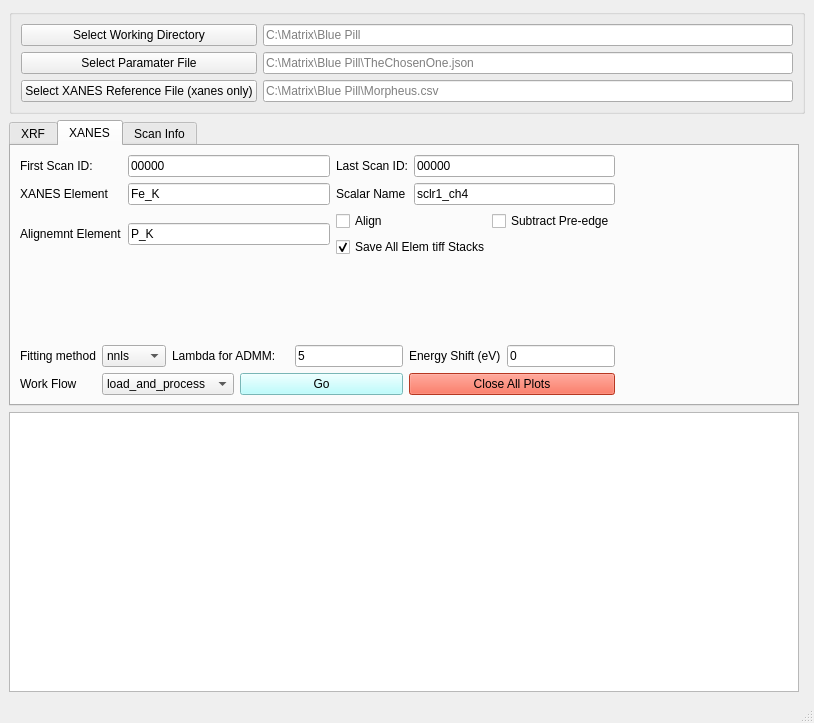
Old version of the form Analysis/xrf_xanes_gui_debug.ui in the repository pattammattel/HXN_GUI.
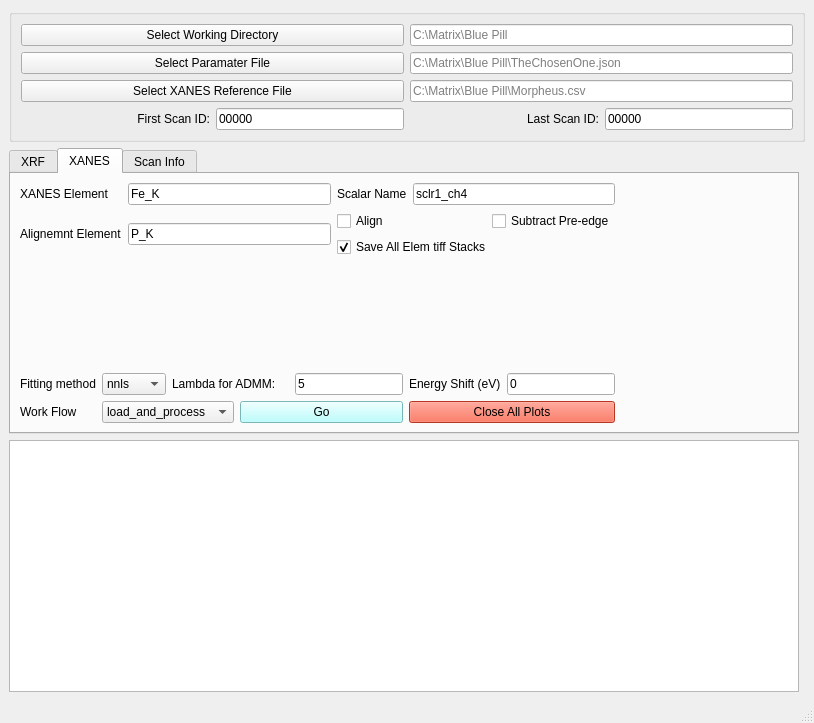
New version of the form. The open tabs and pages were chosen to show the change.

```diff
--- a/Analysis/xrf_xanes_gui_debug.ui
+++ b/Analysis/xrf_xanes_gui_debug.ui
@@ -15,6 +15,9 @@
    <string>MainWindow</string>
   </property>
   <widget class="QWidget" name="centralwidget">
+   <property name="styleSheet">
+    <string notr="true">font: 12pt &quot;Segoe UI&quot;;</string>
+   </property>
    <layout class="QGridLayout" name="gridLayout_14">
     <item row="0" column="0" colspan="2">
      <widget class="QGroupBox" name="groupBox">
@@ -25,7 +28,7 @@
        </sizepolicy>
       </property>
       <property name="styleSheet">
-       <string notr="true">font: 10pt &quot;MS Shell Dlg 2&quot;;</string>
+       <string notr="true"/>
       </property>
       <property name="title">
        <string/>
@@ -36,7 +39,7 @@
          <item row="2" column="1">
           <widget class="QLineEdit" name="le_ref">
            <property name="sizePolicy">
-            <sizepolicy hsizetype="MinimumExpanding" vsizetype="Fixed">
+            <sizepolicy hsizetype="Preferred" vsizetype="Fixed">
              <horstretch>0</horstretch>
              <verstretch>0</verstretch>
             </sizepolicy>
@@ -49,7 +52,7 @@
          <item row="0" column="1">
           <widget class="QLineEdit" name="le_wd">
            <property name="sizePolicy">
-            <sizepolicy hsizetype="MinimumExpanding" vsizetype="Fixed">
+            <sizepolicy hsizetype="Preferred" vsizetype="Fixed">
              <horstretch>0</horstretch>
              <verstretch>0</verstretch>
             </sizepolicy>
@@ -64,7 +67,7 @@
            <item row="0" column="0">
             <widget class="QPushButton" name="pb_wd">
              <property name="sizePolicy">
-              <sizepolicy hsizetype="Minimum" vsizetype="Minimum">
+              <sizepolicy hsizetype="Preferred" vsizetype="Minimum">
                <horstretch>0</horstretch>
                <verstretch>0</verstretch>
               </sizepolicy>
@@ -77,7 +80,7 @@
            <item row="1" column="0">
             <widget class="QPushButton" name="pb_param">
              <property name="sizePolicy">
-              <sizepolicy hsizetype="Minimum" vsizetype="Minimum">
+              <sizepolicy hsizetype="Preferred" vsizetype="Minimum">
                <horstretch>0</horstretch>
                <verstretch>0</verstretch>
               </sizepolicy>
@@ -90,13 +93,13 @@
            <item row="2" column="0">
             <widget class="QPushButton" name="pb_ref">
              <property name="sizePolicy">
-              <sizepolicy hsizetype="Minimum" vsizetype="Minimum">
+              <sizepolicy hsizetype="Preferred" vsizetype="Minimum">
                <horstretch>0</horstretch>
                <verstretch>0</verstretch>
               </sizepolicy>
              </property>
              <property name="text">
-              <string>Select XANES Reference File (xanes only)</string>
+              <string>Select XANES Reference File</string>
              </property>
             </widget>
            </item>
@@ -105,7 +108,7 @@
          <item row="1" column="1">
           <widget class="QLineEdit" name="le_param">
            <property name="sizePolicy">
-            <sizepolicy hsizetype="MinimumExpanding" vsizetype="Fixed">
+            <sizepolicy hsizetype="Preferred" vsizetype="Fixed">
              <horstretch>0</horstretch>
              <verstretch>0</verstretch>
             </sizepolicy>
@@ -117,6 +120,62 @@
          </item>
         </layout>
        </item>
+       <item row="1" column="0">
+        <layout class="QHBoxLayout" name="horizontalLayout">
+         <item>
+          <widget class="QLabel" name="label">
+           <property name="text">
+            <string>First Scan ID:</string>
+           </property>
+           <property name="alignment">
+            <set>Qt::AlignRight|Qt::AlignTrailing|Qt::AlignVCenter</set>
+           </property>
+          </widget>
+         </item>
+         <item>
+          <widget class="QLineEdit" name="le_startid">
+           <property name="sizePolicy">
+            <sizepolicy hsizetype="Preferred" vsizetype="Fixed">
+             <horstretch>0</horstretch>
+             <verstretch>0</verstretch>
+            </sizepolicy>
+           </property>
+           <property name="text">
+            <string>00000</string>
+           </property>
+           <property name="placeholderText">
+            <string>00000</string>
+           </property>
+          </widget>
+         </item>
+         <item>
+          <widget class="QLabel" name="label_2">
+           <property name="text">
+            <string>Last Scan ID:</string>
+           </property>
+           <property name="alignment">
+            <set>Qt::AlignRight|Qt::AlignTrailing|Qt::AlignVCenter</set>
+           </property>
+          </widget>
+         </item>
+         <item>
+          <widget class="QLineEdit" name="le_lastid">
+           <property name="sizePolicy">
+            <sizepolicy hsizetype="Preferred" vsizetype="Fixed">
+             <horstretch>0</horstretch>
+             <verstretch>0</verstretch>
+            </sizepolicy>
+           </property>
+           <property name="text">
+            <string>00000</string>
+           </property>
+           <property name="placeholderText">
+            <string>00000</string>
+           </property>
+          </widget>
+         </item>
+        </layout>
+       </item>
       </layout>
      </widget>
     </item>
@@ -284,58 +343,14 @@
           <layout class="QGridLayout" name="gridLayout_11">
            <item row="0" column="0">
             <layout class="QGridLayout" name="gridLayout_6">
-             <item row="0" column="1">
-              <widget class="QLineEdit" name="le_startid_2">
-               <property name="text">
-                <string>00000</string>
-               </property>
-               <property name="placeholderText">
-                <string>00000</string>
-               </property>
-              </widget>
-             </item>
              <item row="0" column="0">
-              <widget class="QLabel" name="label_12">
-               <property name="text">
-                <string>First Scan ID:</string>
-               </property>
-              </widget>
-             </item>
-             <item row="0" column="2" colspan="3">
-              <widget class="QLabel" name="label_11">
-               <property name="text">
-                <string>Last Scan ID:</string>
-               </property>
-              </widget>
-             </item>
-             <item row="0" column="5">
-              <widget class="QLineEdit" name="le_lastid_2">
-               <property name="text">
-                <string>00000</string>
-               </property>
-               <property name="placeholderText">
-                <string>00000</string>
-               </property>
-              </widget>
-             </item>
-             <item row="1" column="0">
               <widget class="QLabel" name="label_10">
                <property name="text">
                 <string>Scalar Name:</string>
                </property>
               </widget>
              </item>
-             <item row="1" column="1">
-              <widget class="QLineEdit" name="le_sclr_2">
-               <property name="text">
-                <string>sclr1_ch4</string>
-               </property>
-               <property name="placeholderText">
-                <string>Fe_K</string>
-               </property>
-              </widget>
-             </item>
-             <item row="1" column="4" colspan="2">
+             <item row="0" column="2" colspan="2">
               <widget class="QPushButton" name="pb_xrf_start">
                <property name="styleSheet">
                 <string notr="true">background-color: rgb(85, 255, 127);</string>
@@ -345,6 +360,16 @@
                </property>
               </widget>
              </item>
+             <item row="0" column="1">
+              <widget class="QLineEdit" name="le_sclr_2">
+               <property name="text">
+                <string>sclr1_ch4</string>
+               </property>
+               <property name="placeholderText">
+                <string>Fe_K</string>
+               </property>
+              </widget>
+             </item>
             </layout>
            </item>
           </layout>
@@ -371,60 +396,13 @@
        </attribute>
        <layout class="QGridLayout" name="gridLayout_5">
         <item row="0" column="0">
-         <widget class="QLabel" name="label">
-          <property name="text">
-           <string>First Scan ID:</string>
-          </property>
-         </widget>
-        </item>
-        <item row="0" column="1">
-         <widget class="QLineEdit" name="le_startid">
-          <property name="text">
-           <string>00000</string>
-          </property>
-          <property name="placeholderText">
-           <string>00000</string>
-          </property>
-         </widget>
-        </item>
-        <item row="0" column="2">
-         <widget class="QLabel" name="label_2">
-          <property name="text">
-           <string>Last Scan ID:</string>
-          </property>
-         </widget>
-        </item>
-        <item row="0" column="3">
-         <widget class="QLineEdit" name="le_lastid">
-          <property name="text">
-           <string>00000</string>
-          </property>
-          <property name="placeholderText">
-           <string>00000</string>
-          </property>
-         </widget>
-        </item>
-        <item row="0" column="4">
-         <spacer name="horizontalSpacer">
-          <property name="orientation">
-           <enum>Qt::Horizontal</enum>
-          </property>
-          <property name="sizeHint" stdset="0">
-           <size>
-            <width>49</width>
-            <height>20</height>
-           </size>
-          </property>
-         </spacer>
-        </item>
-        <item row="1" column="0">
          <widget class="QLabel" name="label_3">
           <property name="text">
            <string>XANES Element </string>
           </property>
          </widget>
         </item>
-        <item row="1" column="1">
+        <item row="0" column="1">
          <widget class="QLineEdit" name="xanes_elem">
           <property name="text">
            <string>Fe_K</string>
@@ -434,14 +412,14 @@
           </property>
          </widget>
         </item>
-        <item row="1" column="2">
+        <item row="0" column="2">
          <widget class="QLabel" name="label_8">
           <property name="text">
            <string>Scalar Name</string>
           </property>
          </widget>
         </item>
-        <item row="1" column="3">
+        <item row="0" column="3">
          <widget class="QLineEdit" name="le_sclr">
           <property name="text">
            <string>sclr1_ch4</string>
@@ -451,14 +429,14 @@
           </property>
          </widget>
         </item>
-        <item row="2" column="0">
+        <item row="1" column="0">
          <widget class="QLabel" name="label_4">
           <property name="text">
            <string>Alignemnt Element</string>
           </property>
          </widget>
         </item>
-        <item row="2" column="1">
+        <item row="1" column="1">
          <widget class="QLineEdit" name="alignment_elem">
           <property name="text">
            <string>P_K</string>
@@ -468,7 +446,7 @@
           </property>
          </widget>
         </item>
-        <item row="2" column="2" colspan="2">
+        <item row="1" column="2" colspan="2">
          <layout class="QGridLayout" name="gridLayout_3">
           <item row="0" column="0">
            <widget class="QCheckBox" name="cb_align">
@@ -502,7 +480,7 @@
           </item>
          </layout>
         </item>
-        <item row="3" column="2">
+        <item row="2" column="2">
          <spacer name="verticalSpacer">
           <property name="orientation">
            <enum>Qt::Vertical</enum>
@@ -515,7 +493,7 @@
           </property>
          </spacer>
         </item>
-        <item row="4" column="0" colspan="4">
+        <item row="3" column="0" colspan="4">
          <layout class="QGridLayout" name="gridLayout">
           <item row="0" column="0">
            <widget class="QLabel" name="label_5">
@@ -671,7 +649,7 @@
           </item>
          </layout>
         </item>
-        <item row="4" column="4">
+        <item row="3" column="4">
          <spacer name="horizontalSpacer_2">
           <property name="orientation">
            <enum>Qt::Horizontal</enum>
```
